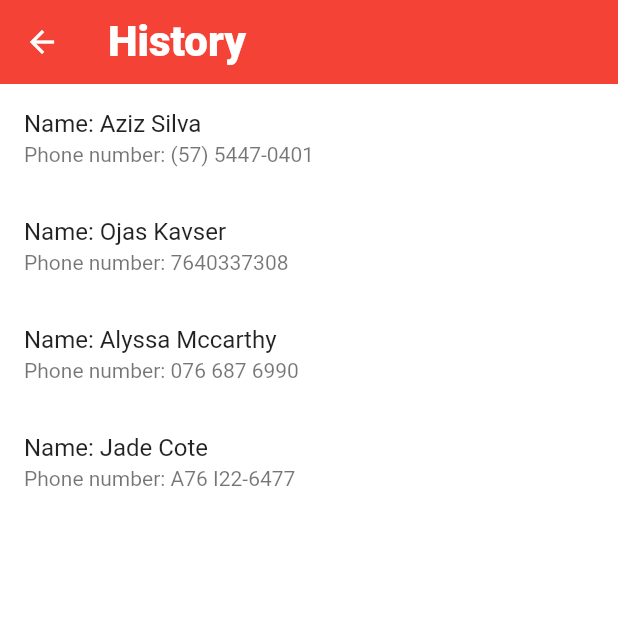
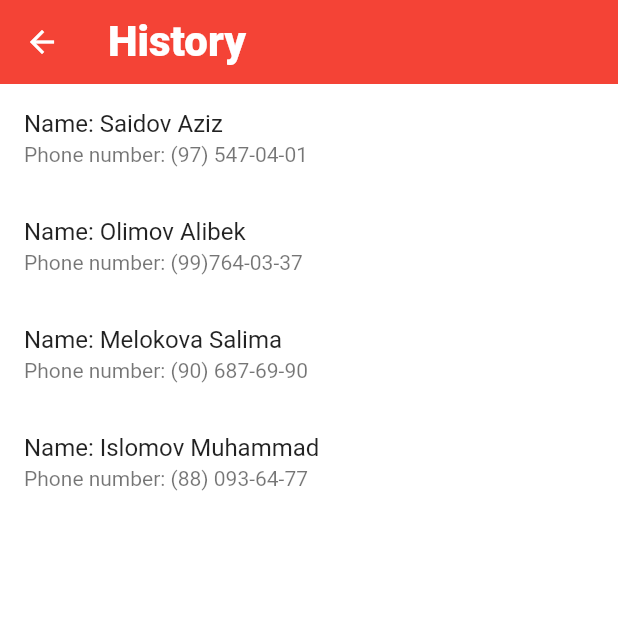
Before and after one commit to Sanjarbek17/health_care_driver, a Flutter app: the HistoryPage screen opened directly, on a phone screen of 412 x 824 dp, the top half of it. Run offline on Flutter 3.47's test engine with Material 2 defaults, Android fonts, the phone set to English and light mode, and no system bars; our stand-ins replace firebase_core, firebase_messaging, flutter_map, geolocator, latlong2, permission_handler; missing offline and left inert: flutter_map_location_marker; accounts and stored records are empty.

Commit message:
new history

```diff
--- a/lib/screens/history_screen.dart
+++ b/lib/screens/history_screen.dart
@@ -3,11 +3,11 @@ import 'package:flutter/material.dart';
 class HistoryPage extends StatelessWidget {
   const HistoryPage({super.key});
 
-  final List<Map> lst = const [
-    {'name': 'Aziz Silva', 'phone': '(57) 5447-0401'},
-    {'name': 'Ojas Kavser', 'phone': '7640337308'},
-    {'name': 'Alyssa Mccarthy', 'phone': '076 687 6990'},
-    {'name': 'Jade Cote', 'phone': 'A76 I22-6477'},
+   final List<Map> lst = const [
+    {'name': 'Saidov Aziz', 'phone': '(97) 547-04-01'},
+    {'name': 'Olimov Alibek', 'phone': '(99)764-03-37'},
+    {'name': 'Melokova Salima', 'phone': '(90) 687-69-90'},
+    {'name': 'Islomov Muhammad', 'phone': '(88) 093-64-77'},
   ];
 
   @override
```
